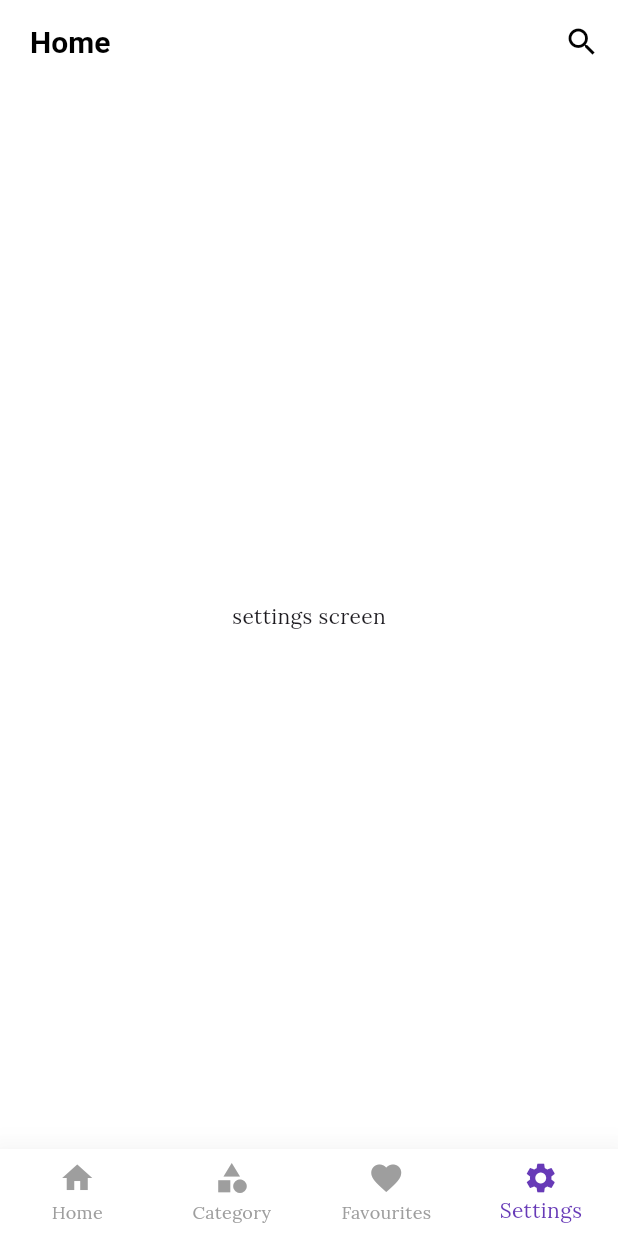
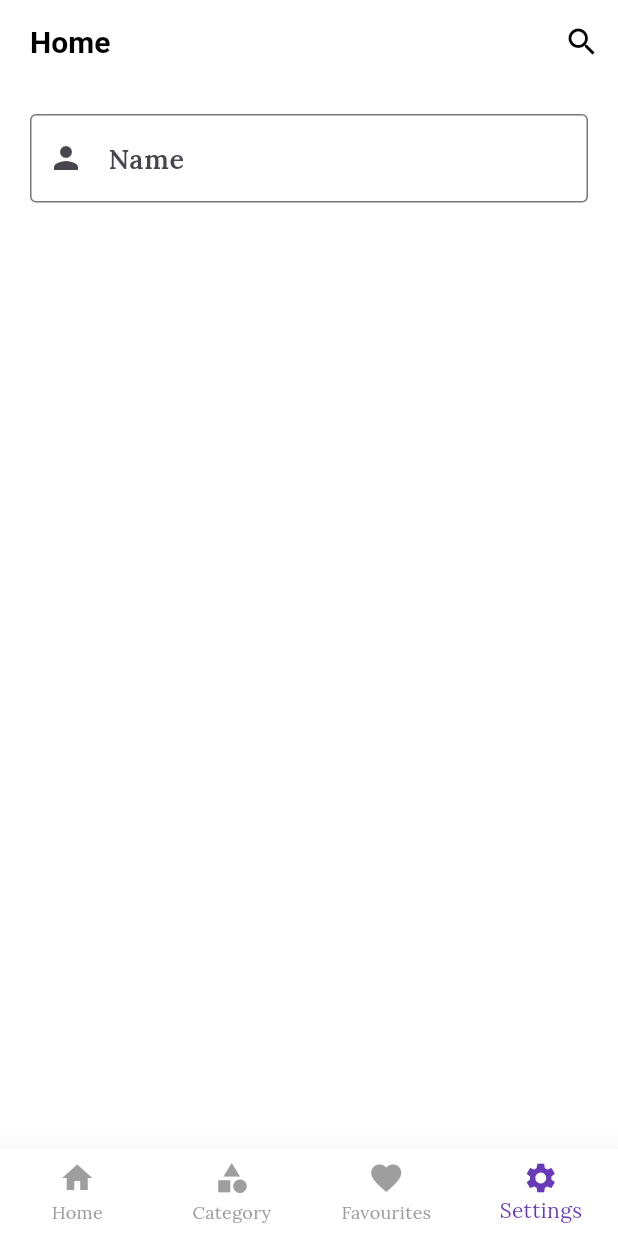
Before and after one commit to BavleyA/Shopy, a Flutter app: the HomeLayout screen opened directly, item 4 of the bottom bar chosen, on a phone screen of 412 x 824 dp. Run offline on Flutter 3.47's test engine with Material 3 defaults, Android fonts, the phone set to English and light mode, and no system bars; our stand-ins replace bloc, carousel_slider, conditional_builder_null_safety, dio, flutter_bloc, fluttertoast and 4 more; missing offline and left inert: dart:ffi; accounts and stored records are empty; network calls fail.

Commit message:
settings screen

```diff
--- a/lib/main.dart
+++ b/lib/main.dart
@@ -49,7 +49,7 @@ class MyApp extends StatelessWidget {
     return MultiBlocProvider(
       providers: [
         BlocProvider( create: (BuildContext context) => AppCubit(),),
-        BlocProvider( create: (BuildContext context) => ShopCubit()..getHomeDate()..getCategoriesDate()..getFavouritesDate(),),
+        BlocProvider( create: (BuildContext context) => ShopCubit()..getHomeDate()..getCategoriesDate()..getFavouritesDate()..getUserData(),),
       ],
       child: BlocConsumer<AppCubit , AppStates>(
         listener: (context ,states) {},
--- a/lib/modules/settings/Settings_screen.dart
+++ b/lib/modules/settings/Settings_screen.dart
@@ -1,14 +1,33 @@
 import 'package:flutter/material.dart';
+import 'package:shop_app/shared/components/components.dart';
 
 class SettingsScreen extends StatelessWidget {
-  const SettingsScreen({super.key});
+
+  var nameController = TextEditingController();
+  var emailController = TextEditingController();
+  var phoneController = TextEditingController();
 
   @override
   Widget build(BuildContext context) {
-    return Center(
-      child: Text(
-        'settings screen',
-        style: Theme.of(context).textTheme.bodyMedium,
+    return Padding(
+      padding: const EdgeInsets.all(20.0),
+      child: Column(
+        children: [
+          defaultFormField(
+              controller: nameController,
+              type: TextInputType.name,
+              validate:(value)
+              {
+                if(value!.isEmpty){
+                  return 'name must not be empty';
+                }
+                return null;
+
+              },
+              label: 'Name',
+              prefix: Icons.person,
+          )
+        ],
       ),
     );
   }
--- a/lib/shared/components/components.dart
+++ b/lib/shared/components/components.dart
@@ -79,3 +79,42 @@ Widget defaultFormField({
         border: OutlineInputBorder(),
       ),
     );*/
+import 'package:flutter/cupertino.dart';
+import 'package:flutter/material.dart';
+
+Widget defaultFormField({
+  required TextEditingController controller,
+  required TextInputType type,
+  Function? onSubmit,
+  Function? onChange,
+  Function? onTap,
+  bool isPassword = false,
+  required FormFieldValidator<String> validate,
+  required String label,
+  required IconData prefix,
+  IconData? suffix,
+  VoidCallback? suffixPressed,
+  bool isClickable = true,
+}) =>
+    TextFormField(
+      controller: controller,
+      keyboardType: type,
+      obscureText: isPassword,
+      enabled: isClickable,
+      validator: validate,
+      decoration: InputDecoration(
+        labelText: label,
+        prefixIcon: Icon(
+          prefix,
+        ),
+        suffixIcon: suffix != null
+            ? IconButton(
+          onPressed: suffixPressed,
+          icon: Icon(
+            suffix,
+          ),
+        )
+            : null,
+        border: OutlineInputBorder(),
+      ),
+    );
--- a/lib/shop_cubit/cubit.dart
+++ b/lib/shop_cubit/cubit.dart
@@ -147,21 +147,21 @@ class ShopCubit extends Cubit<ShopStates>{
 
   void getUserData(){
 
-    emit(ShopLoadingGetFavouritesState());
+    emit(ShopLoadingUserDataState());
 
     DioHelper.getData(
-      url: FAVOURITES,
+      url: PROFILE,
       token:token,
 
     ).then((value) {
-      favouritesModel = FavouritesModel.fromJson(value?.data);
+      userLoginModel = LoginModel.fromJson(value?.data);
 
 
-      emit(ShopSuccessfulGetFavouritesState());
+      emit(ShopSuccessfulGetUserDataState());
 
     }).catchError((error){
       print(error.toString());
-      emit(ShopErrorGetFavouritesState());
+      emit(ShopErrorGetUserDataState());
     });
   }
 
```
